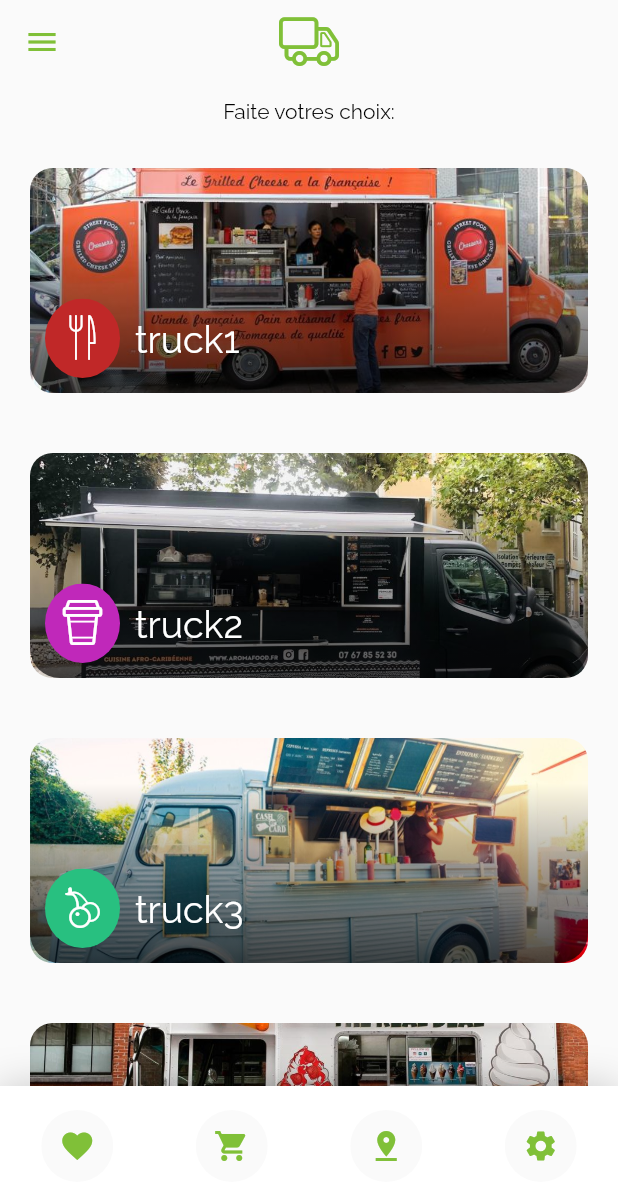
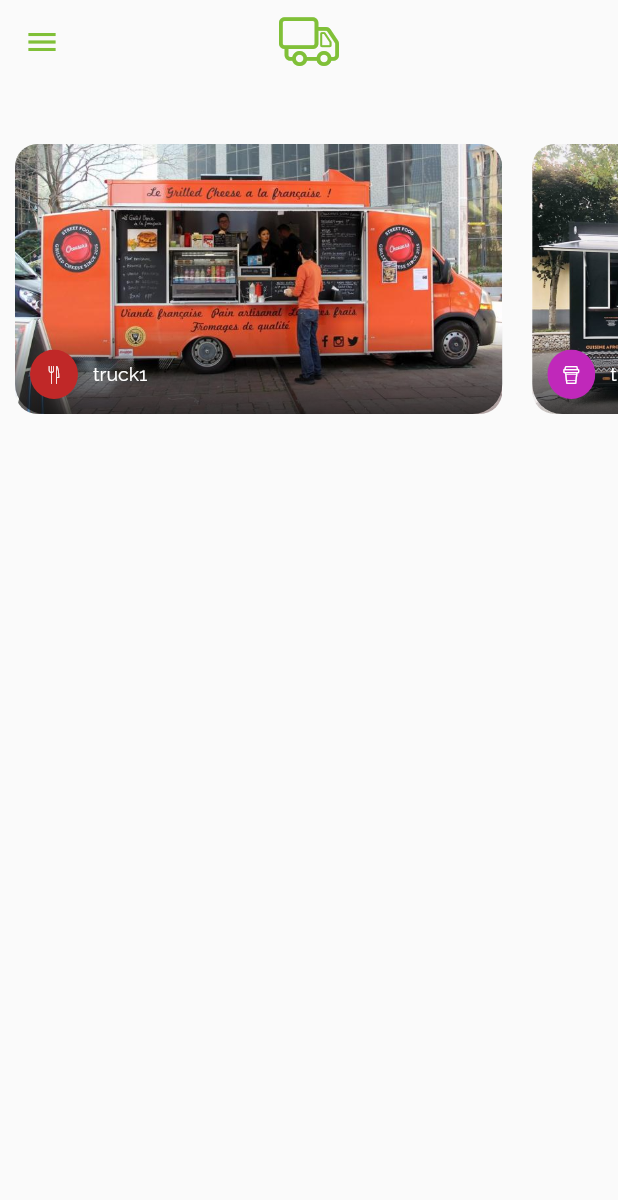
Before and after one commit to Naruto2020/foodtruckapp, a Flutter app: the CategoryListPage screen opened directly, on a phone screen of 412 x 824 dp. Shown: the top 1200 px of the screen. Run offline on Flutter 3.47's test engine with Material 2 defaults, Android fonts, the light colour scheme and no system bars; our stand-ins replace google_maps_flutter.

Commit message:
change category list to horizontal

```diff
--- a/lib/pages/categorylistpage.dart
+++ b/lib/pages/categorylistpage.dart
@@ -16,6 +16,7 @@ import '../widgets/categorycart.dart';
 
 
 class CategoryListPage extends StatelessWidget {
+
   CategoryListPage({Key? key}) : super(key: key);
 
   List<Category> categories = Utils.getMockedCategories();
@@ -35,25 +36,13 @@ class CategoryListPage extends StatelessWidget {
         elevation: 0.0,
         iconTheme: IconThemeData(color: AppColors.MAIN_COLOR),
       ),
-      body:  Container(
-        child : Stack(
-          children: [
-            Column(
-              crossAxisAlignment: CrossAxisAlignment.stretch,
-              children:[
-                Padding(
-                  padding: EdgeInsets.only(top: 10, bottom: 10),
-                  child: Text('Faite votres choix:',
-                  textAlign: TextAlign.center,
-                    style: TextStyle(color: Colors.black),
-                  ),
-                ),
-
-                Expanded(
+      body: Container(
+        margin: EdgeInsets.symmetric(vertical: 30.0),
+        height: 200,
         child: ListView.builder(
+          scrollDirection: Axis.horizontal,
           itemCount: categories.length,
-                    itemBuilder: (BuildContext ctx, int index) {
-                      // call categoryCard widget to display list
+          itemBuilder: (BuildContext ctx, int index){
             return CategoryCart(
               category: categories[index],
               onCartClick: () {
@@ -65,21 +54,49 @@ class CategoryListPage extends StatelessWidget {
                 );
               },
             );
+            // return Container(
+            //   //child: Text(categories[index].name),
+            //   margin: EdgeInsets.all(10),
+            //   //height: 150,
+            //   child: Stack(
+            //     children: [
+            //       ClipRRect(
+            //         borderRadius: BorderRadius.circular(15),
+            //         child: Image.asset('assets/imgs/${categories[index].imgName}.jpg',
+            //           fit: BoxFit.cover,
+            //         )
+            //       ),
+            //       Positioned(
+            //         bottom: 0,
+            //         left: 0,
+            //         right: 0,
+            //         child: Container(
+            //           height: 120,
+            //           decoration: BoxDecoration(
+            //             borderRadius: BorderRadius.only(
+            //               bottomLeft: Radius.circular(20),
+            //               bottomRight: Radius.circular(20)
+            //             ),
+            //             gradient: LinearGradient(
+            //               begin: Alignment.bottomCenter,
+            //               end: Alignment.topCenter,
+            //               colors: [
+            //                 Colors.black.withOpacity(0.7),
+            //                 Colors.transparent
+            //               ]
+            //             )
+            //           ),
+            //         )
 
+            //       ),
+
+            //     ],
+            //   ),
+            // );
           },
         ),
       )
-              ],
-            ),
-            Positioned(
-              bottom: 0,
-              left: 0,
-              right: 0,
-              child: CategoryBottomBar(),
-            )
-          ],
-        )
-      ),
+
 
     );
   }
--- a/lib/pages/welcomepage.dart
+++ b/lib/pages/welcomepage.dart
@@ -79,7 +79,7 @@ class WelcomePage extends StatelessWidget {
                       onPressed: () {
                         Navigator.push(
                           context,
-                          MaterialPageRoute(builder: (context) =>  CategoryListPage())
+                          MaterialPageRoute(builder: (context) =>  const TheMapPage())
                         );
                       },
                       shape: RoundedRectangleBorder(
--- a/lib/widgets/categorycart.dart
+++ b/lib/widgets/categorycart.dart
@@ -21,18 +21,18 @@ class CategoryCart extends StatelessWidget {
       },
     child: Container(
       //child: Text(categories[index].name),
-      margin: EdgeInsets.all(20),
+      margin: EdgeInsets.all(10),
+      // height: 150,
+      //margin: EdgeInsets.symmetric(vertical: 30.0),
       height: 150,
       child: Stack(
         children: [
-          Positioned.fill(
-            child: ClipRRect(
-              borderRadius: BorderRadius.circular(15),
-              child: Image.asset('assets/imgs/${category.imgName}.jpg',
-                fit: BoxFit.cover,
-              ),
+          ClipRRect(
+            borderRadius: BorderRadius.circular(15),
+            child: Image.asset('assets/imgs/${category.imgName}.jpg',
+              fit: BoxFit.cover,
+            ),
 
-            ),
           ),
 
           Positioned(
@@ -40,7 +40,7 @@ class CategoryCart extends StatelessWidget {
             left: 0,
             right: 0,
             child: Container(
-              height: 120,
+              height: 60,
               decoration: BoxDecoration(
                 borderRadius: BorderRadius.only(
                   bottomLeft: Radius.circular(20),
@@ -67,14 +67,14 @@ class CategoryCart extends StatelessWidget {
                   // call category icon to display icon on listes
                   CategoryIcon(
                     color: category.color,
-                    iconName: category.icon, size: 30,
+                    iconName: category.icon, size: 12,
 
                   ),
                   SizedBox(width: 10),
                   Text(category.name,
                     style: TextStyle(
                       color: Colors.white,
-                      fontSize: 25
+                      fontSize: 13
                     ),
                   )
                 ],
```
Also changed, not shown: lib/pages/themap.dart (+110 -90 lines), lib/widgets/trucklists.dart (added, +80 -0 lines), fast.drawio.png (added), 1 other file. Lines whose indentation alone changed are shown as unchanged.
